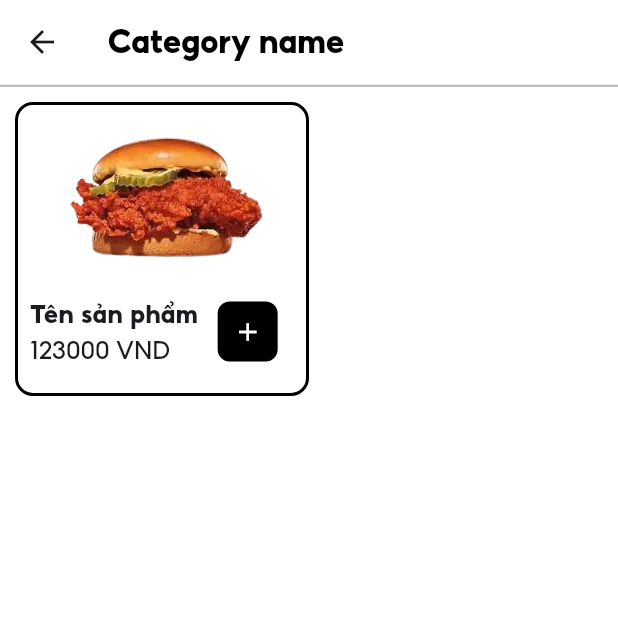
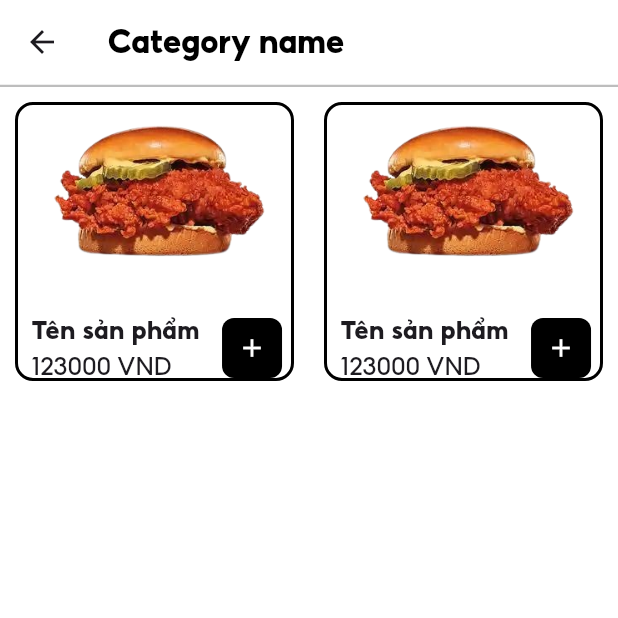
Before and after one commit to quynhnhuuuu1811/FastFoodOrderingSystem, a Flutter app: the listProductScreen screen opened directly, on a phone screen of 412 x 824 dp, the top half of it. Run offline on Flutter 3.47's test engine with Material 3 defaults, Android fonts, the phone set to English and light mode, and no system bars; our stand-ins replace bloc, dio, flutter_bloc, flutter_swiper_view, go_router, shared_preferences; accounts and stored records are empty.

Commit message:
Product Detail Page

```diff
--- a/lib/screen/listProductPage/listProductScreen.dart
+++ b/lib/screen/listProductPage/listProductScreen.dart
@@ -1,17 +1,19 @@
 import 'package:flutter/cupertino.dart';
 import 'package:flutter/material.dart';
 import 'package:flutter/painting.dart';
+import 'package:flutter/widgets.dart';
 import '../../core/constant/app_color.dart';
+import '../ProductDetailPage/ProductDetailScreen.dart';
 import '../widget/ProductItem.dart';
 
 class listProductScreen extends StatefulWidget {
   const listProductScreen({super.key});
 
   @override
-  State<listProductScreen> createState() => _ListProductScreenState();
+  State<listProductScreen> createState() => _listProductScreenState();
 }
 
-class _ListProductScreenState extends State<listProductScreen> {
+class _listProductScreenState extends State<listProductScreen> {
   @override
   Widget build(BuildContext context) {
     return Scaffold(
@@ -19,19 +21,15 @@ class _ListProductScreenState extends State<listProductScreen> {
       appBar: AppBar(
         backgroundColor: Colors.white,
         elevation: 0,
-        title: const Row(
-          children: [
-            Text(
-              'Category name',
-              style: TextStyle(
-                color: Colors.black,
-                fontFamily: 'Shopee_Bold',
-              ),
-            ),
-          ],
+        title: const Text(
+          'Category name',
+          style: TextStyle(
+            color: Colors.black,
+            fontFamily: 'Shopee_Bold',
+          ),
         ),
         bottom: PreferredSize(
-          preferredSize: Size.fromHeight(2.0),
+          preferredSize: const Size.fromHeight(2.0),
           child: Container(
             color: AppColors.grayColor,
             height: 1.5,
@@ -39,11 +37,32 @@ class _ListProductScreenState extends State<listProductScreen> {
         ),
       ),
       body: Padding(
-        padding: EdgeInsets.all(10),
+        padding: const EdgeInsets.all(10),
         child: GridView.count(
           crossAxisCount: 2,
-          children: const [
-            ProductItem(),
+          crossAxisSpacing: 20,
+          children: [
+            ProductItem(
+              onTap: () {
+                Navigator.push(
+                  context,
+                  MaterialPageRoute(
+                    builder: (context) => const ProductDetailScreen(),
+                  ),
+                );
+              },
+            ),
+            ProductItem(
+              onTap: () {
+                Navigator.push(
+                  context,
+                  MaterialPageRoute(
+                    builder: (context) => const ProductDetailScreen(),
+                  ),
+                );
+              },
+            ),
+            // Add more ProductItem widgets as needed
           ],
         ),
       ),
--- /dev/null
+++ b/lib/screen/widget/IconInContainer.dart
@@ -0,0 +1,40 @@
+import 'package:flutter/material.dart';
+
+class IconInContainer extends StatelessWidget {
+  IconInContainer({
+    super.key,
+    required this. icon,
+    required this.color,
+    required this.colorIcon
+  });
+
+  final IconData icon;
+  final Color color;
+  final Color colorIcon;
+
+  @override
+  Widget build(BuildContext context) {
+    return Padding(
+      padding: const EdgeInsets.only(left:5,right: 5),
+      child: Container(
+        width: 40,
+        height: 40,
+        decoration: BoxDecoration(
+          color: color,
+          borderRadius: BorderRadius.circular(8),
+
+        ),
+        child: Center(
+          child: IconButton(
+            onPressed: () {},
+            icon: Icon(
+              icon,
+              size: 20,
+            ),
+            color: colorIcon,
+          ),
+        ),
+      ),
+    );
+  }
+}
--- a/lib/screen/widget/ProductItem.dart
+++ b/lib/screen/widget/ProductItem.dart
@@ -1,22 +1,29 @@
 import 'package:flutter/material.dart';
+import 'IconInContainer.dart';
 
 class ProductItem extends StatelessWidget {
   const ProductItem({
     super.key,
+    required this.onTap,
   });
+
+  final VoidCallback onTap;
 
   @override
   Widget build(BuildContext context) {
-    return Container(
+    final TextEditingController _controller = TextEditingController(text: '1');
+
+    return GestureDetector(
+      onTap: onTap,
+      child: Container(
         width: 100,
-      height: 50,
+        height: 40,
         decoration: BoxDecoration(
           borderRadius: BorderRadius.circular(12),
           color: Colors.white,
           border: Border.all(width: 2),
         ),
         child: Column(
-        mainAxisAlignment: MainAxisAlignment.center,
           children: [
             const ClipRRect(
               borderRadius: BorderRadius.only(
@@ -25,12 +32,14 @@ class ProductItem extends StatelessWidget {
               ),
               child: Image(
                 image: AssetImage('assets/images/demo.png'),
-              height: 110,
+                height: 120,
                 width: double.infinity,
                 fit: BoxFit.fitHeight,
               ),
             ),
+            const SizedBox(height: 10),
             Row(
+              mainAxisAlignment: MainAxisAlignment.spaceAround,
               children: [
                 const Padding(
                   padding: EdgeInsets.all(8),
@@ -54,33 +63,17 @@ class ProductItem extends StatelessWidget {
                     ],
                   ),
                 ),
-              Padding(
-                padding: const EdgeInsets.only(left:5),
-                child: Container(
-                  width: 40,
-                  height: 40,
-                  decoration: BoxDecoration(
+                IconInContainer(
+                  icon: Icons.add,
                   color: Colors.black,
-                    border: Border.all(width: 2),
-                    borderRadius: BorderRadius.circular(8),
+                  colorIcon: Colors.white,
+                ),
 
-                  ),
-                  child: Center(
-                    child: IconButton(
-                      onPressed: () {},
-                      icon: const Icon(
-                        Icons.add,
-                        size: 20,
-                      ),
-                      color: Colors.white,
-                    ),
-                  ),
-                ),
-              ),
               ],
             ),
           ],
         ),
+      ),
     );
   }
 }
```
Also changed, not shown: lib/screen/ProductDetailPage/ProductDetailScreen.dart (added, +123 -0 lines), lib/screen/signInPage/signInScreen.dart (+9 -9 lines). Lines whose indentation alone changed are shown as unchanged.
